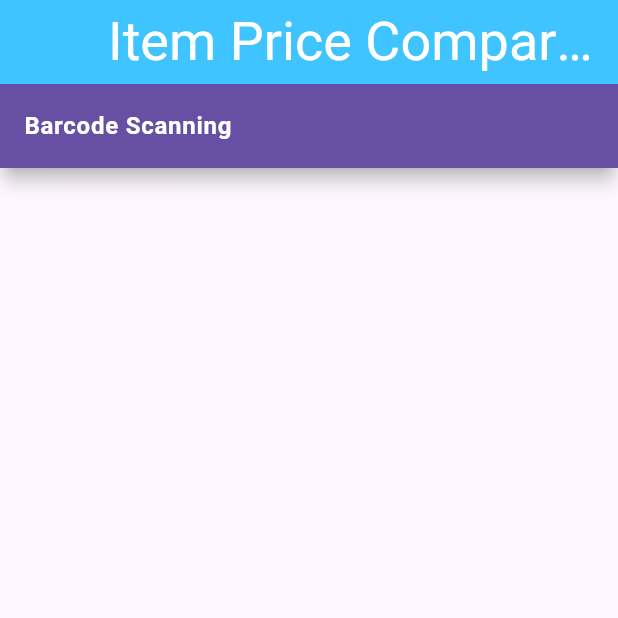
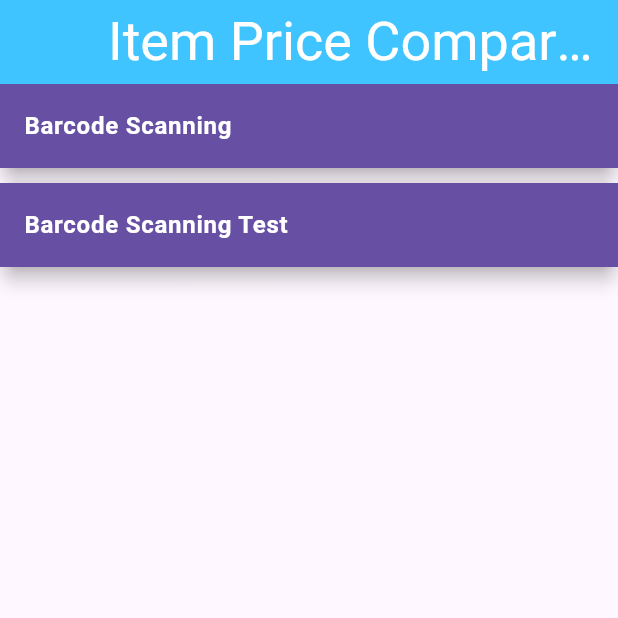
Before and after one commit to DeonVosloo/CheapestItemNinja, a Flutter app: the screen it shows after launch, on a phone screen of 412 x 824 dp, the top half of it. Run offline on Flutter 3.47's test engine with Material 3 defaults, Android fonts, the phone set to English and light mode, and no system bars; our stand-ins replace camera, google_fonts, image_picker; missing offline and left inert: google_ml_kit, google_mlkit_commons, mobile_scanner; Roboto replaces fonts that are missing (Ubuntu).

Commit message:
Finally implemented basic functionality to collect barcode data from barcode scanner. added barcode field to products.

```diff
--- a/lib/MyApp.dart
+++ b/lib/MyApp.dart
@@ -1,5 +1,4 @@
 import 'package:cheapest_item_ninja/pages/Home.dart';
-import 'package:cheapest_item_ninja/pages/TestBarcodeScanner.dart';
 import 'package:flutter/material.dart';
 import 'pages/login.dart';
 
@@ -10,7 +9,7 @@ class MyApp extends StatelessWidget {
   Widget build(BuildContext context) {
     return MaterialApp
       (
-      home: HomeScreen(),
+      home: HomeScreen(barcodesData: const [],),
     );
   }
 }
--- a/lib/classes/Products.dart
+++ b/lib/classes/Products.dart
@@ -7,9 +7,11 @@ class Products
   String unitOfMeasurement;
   double price;
   double pricePerUnitOfMeasurement;
+  String barcode;
 
 
-  Products(this.id,{required this.category, required this.name, required this.units, required this.unitOfMeasurement, required this.price, required this.pricePerUnitOfMeasurement});
+  Products(this.id,{required this.category, required this.name, required this.units, required this.unitOfMeasurement, required this.price,
+  required this.pricePerUnitOfMeasurement, required this.barcode});
 
   Products.fromMap(Map<String, dynamic> result)
       : id = result["id"],
@@ -18,7 +20,8 @@ class Products
         units = result["units"],
         unitOfMeasurement = result["unitOfMeasurement"],
         price = result["price"],
-        pricePerUnitOfMeasurement = result["pricePerUnitOfMeasurement"];
+        pricePerUnitOfMeasurement = result["pricePerUnitOfMeasurement"],
+        barcode = result["barcode"];
 
   Map<String, Object> toMap() {
     return
@@ -29,6 +32,7 @@ class Products
         'unitOfMeasurement': unitOfMeasurement,
         'price': price,
         'pricePerUnitOfMeasurement': pricePerUnitOfMeasurement,
+        'barcode': barcode,
       };
   }
 
--- a/lib/pages/BarcodeScanner/BarcodeScannerView.dart
+++ b/lib/pages/BarcodeScanner/BarcodeScannerView.dart
@@ -1,3 +1,5 @@
+import 'dart:developer';
+
 import 'package:camera/camera.dart';
 import 'package:google_ml_kit/google_ml_kit.dart';
 import 'package:flutter/material.dart';
@@ -47,17 +49,30 @@ class _BarcodeScannerViewState extends State<BarcodeScannerView> {
     final barcodes = await _barcodeScanner.processImage(inputImage);
     if (inputImage.metadata?.size != null &&
         inputImage.metadata?.rotation != null) {
+      const AlertDialog
+        (
+        title: Text("Test 123"),
+        content: Text('Scanning image'),
+        actions: [],
+      );
       final painter = BarcodeDetectorPainter(
         barcodes,
         inputImage.metadata!.size,
         inputImage.metadata!.rotation,
         _cameraLensDirection,
+
       );
       _customPaint = CustomPaint(painter: painter);
     } else {
       String text = 'Barcodes found: ${barcodes.length}\n\n';
       for (final barcode in barcodes) {
         text += 'Barcode: ${barcode.rawValue}\n\n';
+        AlertDialog
+          (
+          title: Text("Test 123"),
+          content: Text('Barcode found! ${barcode.rawValue}'),
+          actions: [],
+        );
       }
       _text = text;
       // TODO: set _customPaint to draw boundingRect on top of image
--- a/lib/pages/Home.dart
+++ b/lib/pages/Home.dart
@@ -1,15 +1,20 @@
 import 'package:cheapest_item_ninja/pages/BarcodeScanner/BarcodeScannerView.dart';
+import 'package:cheapest_item_ninja/pages/TestBarcodeScanner.dart';
 import 'package:flutter/material.dart';
 import 'package:google_fonts/google_fonts.dart';
+import 'package:mobile_scanner/mobile_scanner.dart';
 
 class HomeScreen extends StatefulWidget {
-  const HomeScreen({super.key});
+  List<Barcode> barcodesData;
+   HomeScreen({super.key, required this.barcodesData});
+
 
   @override
   State<HomeScreen> createState() => _HomeScreenState();
 }
 
 class _HomeScreenState extends State<HomeScreen> {
+
   @override
   Widget build(BuildContext context) {
     return Scaffold(
@@ -26,7 +31,11 @@ class _HomeScreenState extends State<HomeScreen> {
       body: ListView
         (
             children: [
-              CustomCard("Barcode Scanning", BarcodeScannerView())
+              CustomCard("Barcode Scanning", BarcodeScannerView()),
+              CustomCard("Barcode Scanning Test", TestBarcodeScanner()),
+              //Text("Barcode data first barcode raw value: ${widget.barcodesData.first.rawValue}"),
+
+
             ],
       ),
     );
```
Also changed, not shown: lib/pages/TestBarcodeScanner.dart (+25 -40 lines).
